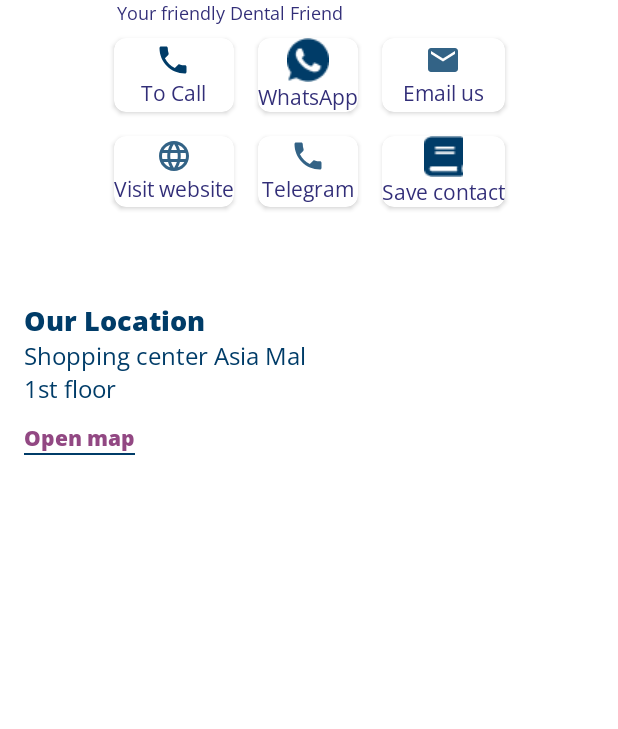
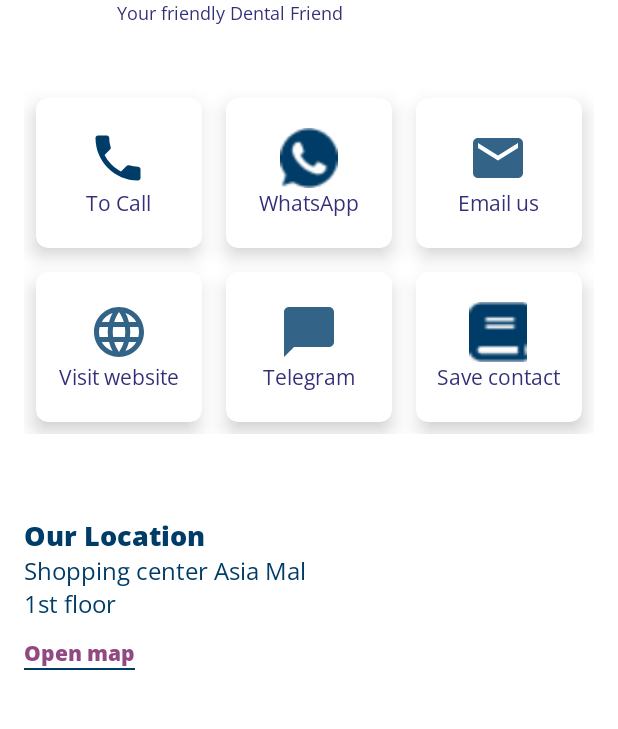
Before and after one commit to SultanSarygulov/doctor-figma-app, an Android app: the BusinessCard2 screen opened directly, with no data from a screen before it, on a phone screen of 412 x 824 dp, the part 347-1076 px from its top. Run offline under Robolectric (Android 15) with nearby library versions, the phone set to English and light mode, and no system bars; our stand-ins replace CircleImageView.

Commit message:
Fixed grid layout in 3rd card

```diff
--- a/app/src/main/res/layout/activity_business_card2.xml
+++ b/app/src/main/res/layout/activity_business_card2.xml
@@ -77,7 +77,7 @@
         app:layout_constraintStart_toEndOf="@+id/clinic_logo" />
 
     <TextView
-        android:id="@+id/cliinc_slogan"
+        android:id="@+id/clinic_slogan"
         android:layout_width="wrap_content"
         android:layout_height="wrap_content"
         android:fontFamily="@font/open_sans"
@@ -89,30 +89,34 @@
 
     <GridLayout
         android:id="@+id/gridLayout"
-        android:layout_width="wrap_content"
+        android:layout_width="0dp"
         android:layout_height="wrap_content"
-        android:layout_below="@id/cliinc_slogan"
+        android:layout_marginStart="16dp"
+        android:layout_marginTop="40dp"
+        android:layout_marginEnd="16dp"
         android:columnCount="3"
         android:rowCount="2"
         app:layout_constraintEnd_toEndOf="parent"
+        app:layout_constraintHorizontal_bias="0.0"
         app:layout_constraintStart_toStartOf="parent"
-        app:layout_constraintTop_toBottomOf="@+id/cliinc_slogan">
+        app:layout_constraintTop_toBottomOf="@+id/clinic_slogan">
 
         <androidx.cardview.widget.CardView
             android:id="@+id/call_card"
-            android:layout_width="wrap_content"
-            android:layout_height="wrap_content"
+            android:layout_width="100dp"
+            android:layout_height="100dp"
             android:layout_row="0"
             android:layout_rowWeight="1"
             android:layout_column="0"
             android:layout_columnWeight="1"
             android:layout_gravity="fill"
             android:layout_margin="8dp"
-            android:elevation="1dp"
+            android:clickable="true"
             app:cardCornerRadius="8dp"
-            app:cardElevation="2dp">
+            app:cardElevation="8dp"
+            app:cardUseCompatPadding="false">
 
-            <LinearLayout
+            <androidx.appcompat.widget.LinearLayoutCompat
                 android:layout_width="wrap_content"
                 android:layout_height="wrap_content"
                 android:layout_gravity="center_vertical|center_horizontal"
@@ -120,9 +124,10 @@
                 android:orientation="vertical">
 
                 <ImageView
-                    android:layout_width="wrap_content"
-                    android:layout_height="wrap_content"
-                    android:src="@drawable/ic_baseline_phone_24" />
+                    android:layout_width="40dp"
+                    android:layout_height="40dp"
+                    android:src="@drawable/ic_baseline_phone_24"
+                    app:tint="#003C68"/>
 
                 <TextView
                     android:layout_width="wrap_content"
@@ -131,13 +136,13 @@
                     android:text="To Call"
                     android:textAlignment="center"
                     android:textColor=" #322E78" />
-            </LinearLayout>
+            </androidx.appcompat.widget.LinearLayoutCompat>
         </androidx.cardview.widget.CardView>
 
         <androidx.cardview.widget.CardView
             android:id="@+id/whatsapp_card"
-            android:layout_width="wrap_content"
-            android:layout_height="wrap_content"
+            android:layout_width="100dp"
+            android:layout_height="100dp"
             android:layout_row="0"
             android:layout_rowWeight="1"
             android:layout_column="1"
@@ -146,21 +151,21 @@
             android:layout_margin="8dp"
             android:clickable="true"
             app:cardCornerRadius="8dp"
-            app:cardElevation="2dp"
+            app:cardElevation="8dp"
             app:cardUseCompatPadding="false">
 
-            <LinearLayout
+            <androidx.appcompat.widget.LinearLayoutCompat
                 android:layout_width="wrap_content"
                 android:layout_height="wrap_content"
                 android:layout_gravity="center_vertical|center_horizontal"
-                android:elevation="1dp"
                 android:gravity="center"
                 android:orientation="vertical">
 
                 <ImageView
-                    android:layout_width="wrap_content"
-                    android:layout_height="wrap_content"
-                    android:src="@drawable/whatsapp_icon" />
+                    android:layout_width="40dp"
+                    android:layout_height="40dp"
+                    android:src="@drawable/whatsapp_icon"
+                    app:tint="#003C68"/>
 
                 <TextView
                     android:layout_width="wrap_content"
@@ -169,25 +174,25 @@
                     android:text="WhatsApp"
                     android:textAlignment="center"
                     android:textColor=" #322E78" />
-            </LinearLayout>
+            </androidx.appcompat.widget.LinearLayoutCompat>
 
         </androidx.cardview.widget.CardView>
 
         <androidx.cardview.widget.CardView
             android:id="@+id/email_card"
-            android:layout_width="wrap_content"
-            android:layout_height="wrap_content"
+            android:layout_width="100dp"
+            android:layout_height="100dp"
             android:layout_row="0"
             android:layout_rowWeight="1"
             android:layout_column="2"
             android:layout_columnWeight="1"
             android:layout_gravity="fill"
             android:layout_margin="8dp"
-            android:elevation="1dp"
             app:cardCornerRadius="8dp"
-            app:cardElevation="2dp">
+            app:cardElevation="8dp"
+            app:cardUseCompatPadding="false">
 
-            <LinearLayout
+            <androidx.appcompat.widget.LinearLayoutCompat
                 android:layout_width="wrap_content"
                 android:layout_height="wrap_content"
                 android:layout_gravity="center_vertical|center_horizontal"
@@ -195,10 +200,10 @@
                 android:orientation="vertical">
 
                 <ImageView
-                    android:layout_width="wrap_content"
-                    android:layout_height="wrap_content"
+                    android:layout_width="40dp"
+                    android:layout_height="40dp"
                     android:src="@drawable/vector"
-                    app:tint="#003C68" />
+                    app:tint="#003C68"/>
 
                 <TextView
                     android:layout_width="wrap_content"
@@ -207,14 +212,14 @@
                     android:text="Email us"
                     android:textAlignment="center"
                     android:textColor=" #322E78" />
-            </LinearLayout>
+            </androidx.appcompat.widget.LinearLayoutCompat>
 
         </androidx.cardview.widget.CardView>
 
         <androidx.cardview.widget.CardView
             android:id="@+id/website_card"
-            android:layout_width="wrap_content"
-            android:layout_height="wrap_content"
+            android:layout_width="100dp"
+            android:layout_height="100dp"
             android:layout_row="1"
             android:layout_rowWeight="1"
             android:layout_column="0"
@@ -222,21 +227,20 @@
             android:layout_gravity="fill"
             android:layout_margin="8dp"
             app:cardCornerRadius="8dp"
-            app:cardElevation="2dp">
+            app:cardElevation="8dp">
 
-            <LinearLayout
+            <androidx.appcompat.widget.LinearLayoutCompat
                 android:layout_width="wrap_content"
                 android:layout_height="wrap_content"
                 android:layout_gravity="center_vertical|center_horizontal"
-                android:elevation="1dp"
                 android:gravity="center"
                 android:orientation="vertical">
 
                 <ImageView
-                    android:layout_width="wrap_content"
-                    android:layout_height="wrap_content"
+                    android:layout_width="40dp"
+                    android:layout_height="40dp"
                     android:src="@drawable/site"
-                    app:tint="#003C68" />
+                    app:tint="#003C68"/>
 
                 <TextView
                     android:layout_width="wrap_content"
@@ -245,25 +249,24 @@
                     android:text="Visit website"
                     android:textAlignment="center"
                     android:textColor=" #322E78" />
-            </LinearLayout>
+            </androidx.appcompat.widget.LinearLayoutCompat>
 
         </androidx.cardview.widget.CardView>
 
         <androidx.cardview.widget.CardView
             android:id="@+id/telegram_card"
-            android:layout_width="wrap_content"
-            android:layout_height="wrap_content"
+            android:layout_width="100dp"
+            android:layout_height="100dp"
             android:layout_row="1"
             android:layout_rowWeight="1"
             android:layout_column="1"
             android:layout_columnWeight="1"
             android:layout_gravity="fill"
             android:layout_margin="8dp"
-            android:elevation="1dp"
             app:cardCornerRadius="8dp"
-            app:cardElevation="2dp">
+            app:cardElevation="8dp">
 
-            <LinearLayout
+            <androidx.appcompat.widget.LinearLayoutCompat
                 android:layout_width="wrap_content"
                 android:layout_height="wrap_content"
                 android:layout_gravity="center_vertical|center_horizontal"
@@ -271,10 +274,10 @@
                 android:orientation="vertical">
 
                 <ImageView
-                    android:layout_width="wrap_content"
-                    android:layout_height="wrap_content"
-                    android:src="@drawable/icon_color"
-                    app:tint="#003C68" />
+                    android:layout_width="40dp"
+                    android:layout_height="40dp"
+                    android:src="@drawable/text_icon"
+                    app:tint="#003C68"/>
 
                 <TextView
                     android:layout_width="wrap_content"
@@ -283,13 +286,13 @@
                     android:text="Telegram"
                     android:textAlignment="center"
                     android:textColor=" #322E78" />
-            </LinearLayout>
+            </androidx.appcompat.widget.LinearLayoutCompat>
         </androidx.cardview.widget.CardView>
 
         <androidx.cardview.widget.CardView
             android:id="@+id/contact_card"
-            android:layout_width="wrap_content"
-            android:layout_height="wrap_content"
+            android:layout_width="100dp"
+            android:layout_height="100dp"
             android:layout_row="1"
             android:layout_rowWeight="1"
             android:layout_column="2"
@@ -297,21 +300,20 @@
             android:layout_gravity="fill"
             android:layout_margin="8dp"
             app:cardCornerRadius="8dp"
-            app:cardElevation="2dp">
+            app:cardElevation="8dp">
 
-            <LinearLayout
+            <androidx.appcompat.widget.LinearLayoutCompat
                 android:layout_width="wrap_content"
                 android:layout_height="wrap_content"
                 android:layout_gravity="center_vertical|center_horizontal"
-                android:elevation="1dp"
                 android:gravity="center"
                 android:orientation="vertical">
 
                 <ImageView
-                    android:layout_width="wrap_content"
-                    android:layout_height="wrap_content"
+                    android:layout_width="40dp"
+                    android:layout_height="40dp"
                     android:src="@drawable/phonebook"
-                    app:tint="#003C68" />
+                    app:tint="#003C68"/>
 
                 <TextView
                     android:layout_width="wrap_content"
@@ -320,8 +322,10 @@
                     android:text="Save contact"
                     android:textAlignment="center"
                     android:textColor=" #322E78" />
-            </LinearLayout>
+            </androidx.appcompat.widget.LinearLayoutCompat>
         </androidx.cardview.widget.CardView>
+
+
     </GridLayout>
 
     <TextView
--- a/app/src/main/res/values/strings.xml
+++ b/app/src/main/res/values/strings.xml
@@ -25,4 +25,10 @@
     <string name="background_image">Background Image</string>
     <string name="profile_picture">Profile Picture</string>
     <string name="open_map">Open map</string>
+    <string name="save_contact">Save contact</string>
+    <string name="telegram">Telegram</string>
+    <string name="visit_website">Visit website</string>
+    <string name="email_us">Email us</string>
+    <string name="whatsapp">Whatsapp</string>
+    <string name="to_call">To Call</string>
 </resources>
```
